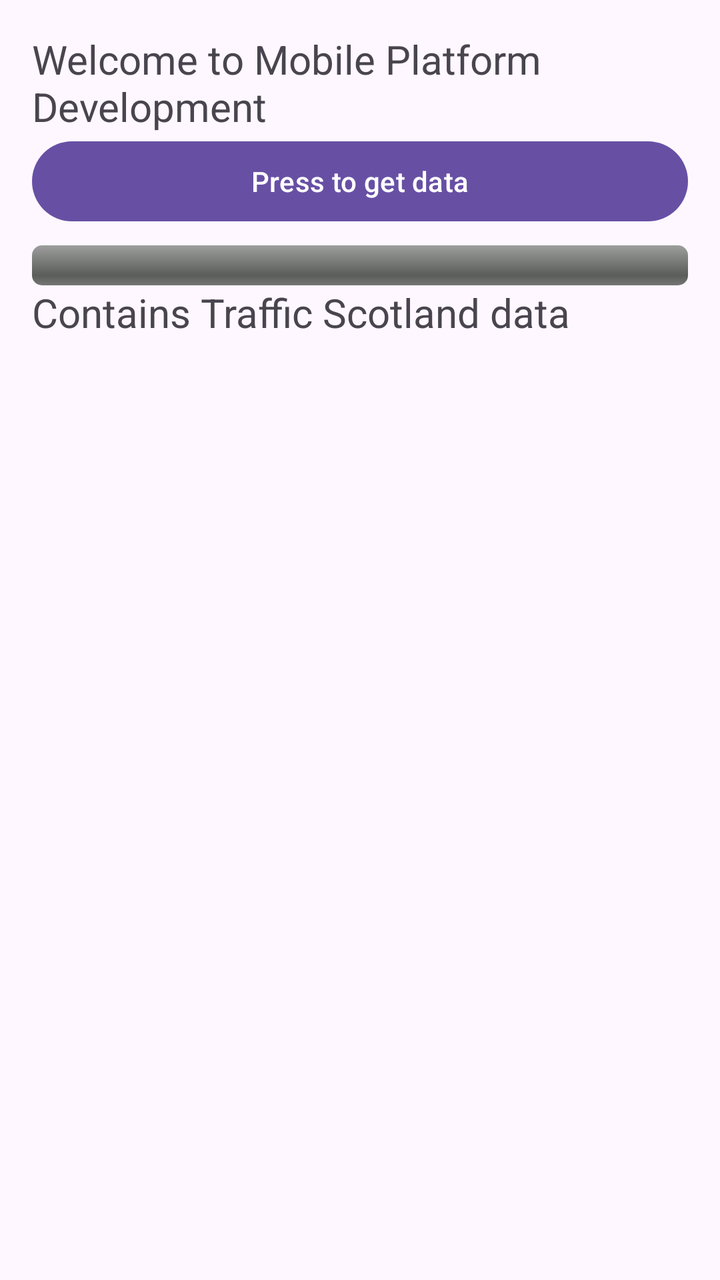
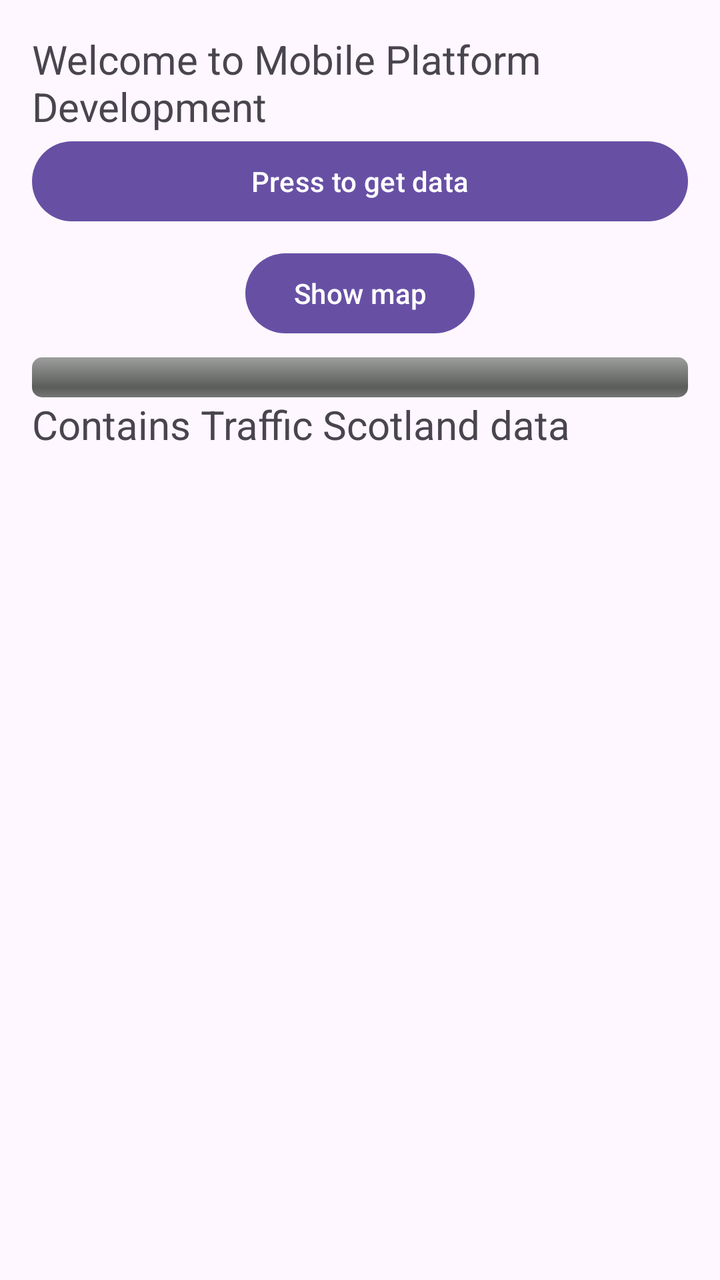

Screens rendered from an Android XML layout before and after an edit, with the pre-edit source and the edit as a unified diff.
<!-- AndroidManifest.xml: application theme Theme.Rzewuski_Kacper_S2527440 -->
<!-- res/layout/fragment_main.xml -->
<?xml version="1.0" encoding="utf-8"?>
<LinearLayout xmlns:android="http://schemas.android.com/apk/res/android"
    android:orientation="vertical"
    android:layout_width="match_parent"
    android:layout_height="match_parent"
    android:padding="16dp">

    <TextView
        android:id="@+id/salutation"
        android:layout_width="match_parent"
        android:layout_height="wrap_content"
        android:textSize="20sp"
        android:text="Welcome to Mobile Platform Development" />

    <Button
        android:id="@+id/startButton"
        android:layout_width="match_parent"
        android:layout_height="wrap_content"
        android:text="Press to get data" />

    <ProgressBar
        android:id="@+id/bar1"
        style="@android:style/Widget.ProgressBar.Horizontal"
        android:layout_width="match_parent"
        android:layout_height="wrap_content"
        android:layout_gravity="center"
        android:layout_marginTop="8dp" />

    <TextView
        android:id="@+id/acknowledgement"
        android:layout_width="match_parent"
        android:layout_height="wrap_content"
        android:textSize="20sp"
        android:text="Contains Traffic Scotland data" />

    <ListView
        android:id="@+id/listView"
        android:layout_width="match_parent"
        android:layout_height="match_parent" />
</LinearLayout>
<!-- resources referenced by this layout -->
<resources>
  <style name="Theme.Rzewuski_Kacper_S2527440" parent="Base.Theme.Rzewuski_Kacper_S2527440" />
  <style name="Base.Theme.Rzewuski_Kacper_S2527440" parent="Theme.Material3.DayNight.NoActionBar">
          
          
      </style>
</resources>

<!-- the commit's change to res/layout/fragment_main.xml (unified diff, before → after) -->
@@ -17,6 +17,14 @@
         android:layout_width="match_parent"
         android:layout_height="wrap_content"
         android:text="Press to get data" />
+
+    <Button
+        android:id="@+id/mapButton"
+        android:layout_width="wrap_content"
+        android:layout_height="wrap_content"
+        android:layout_gravity="center"
+        android:layout_marginTop="8dp"
+        android:text="Show map" />
 
     <ProgressBar
         android:id="@+id/bar1"
